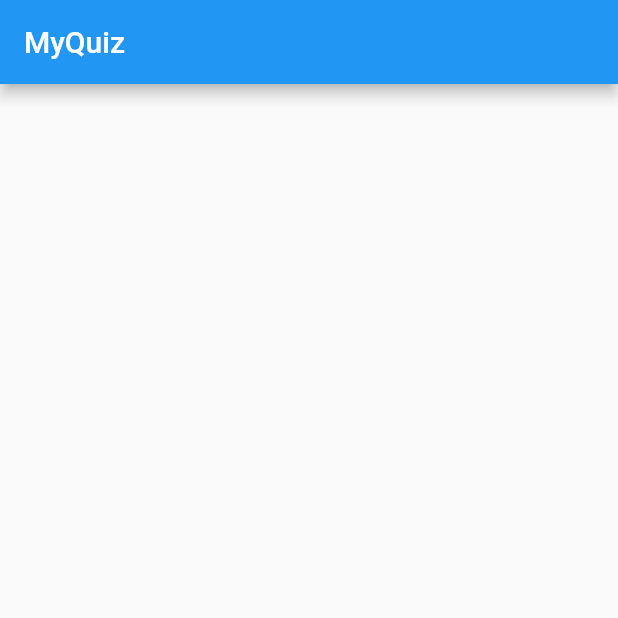
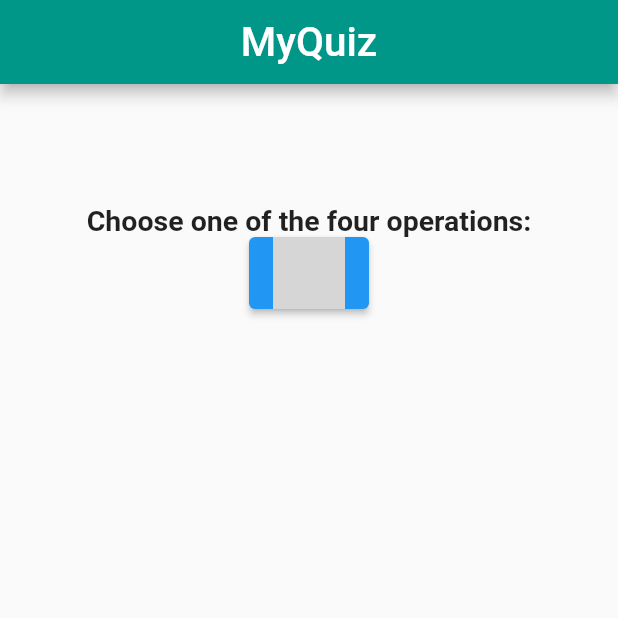
Before and after one commit to AliTfaily2/Mobile-Application-Project-1, a Flutter app: the screen it shows after launch, on a phone screen of 412 x 824 dp, the top half of it. Run offline on Flutter 3.47's test engine with Material 2 defaults, Android fonts, the phone set to English and light mode, and no system bars; grey boxes are pictures that could not be loaded.

Commit message:
Added quiz.dart and some changes to home.dart

```diff
--- a/lib/home.dart
+++ b/lib/home.dart
@@ -12,8 +12,28 @@ class _HomeState extends State<Home> {
   Widget build(BuildContext context) {
     return Scaffold(
       appBar: AppBar(
-        title: const Text('MyQuiz'),
-
+        title: const Text('MyQuiz', style: TextStyle(fontSize: 27),),
+        centerTitle: true,
+        backgroundColor: Colors.teal,
+      ),
+      body: Center(
+        child: Column(
+          children: [
+            const SizedBox(height: 80,),
+            const Text('Choose one of the four operations:', style: TextStyle(fontSize: 19, fontWeight: FontWeight.bold),),
+            Row(
+              mainAxisAlignment: MainAxisAlignment.center,
+              children: [
+                ElevatedButton(onPressed: (){
+                  Navigator.push(context,
+                      MaterialPageRoute(builder: (context)=> MyQuiz(operation: '+'),
+                      ),
+                  );
+                }, child: child)
+              ],
+            ),
+          ],
+        ),
       ),
     );
   }
```
Also changed, not shown: lib/quiz.dart (added).
